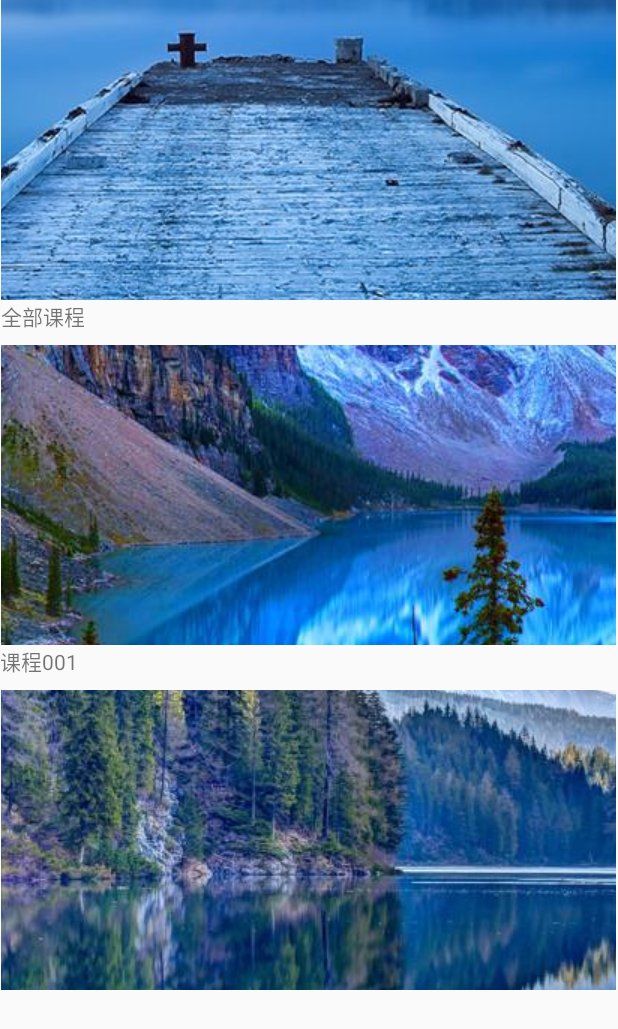
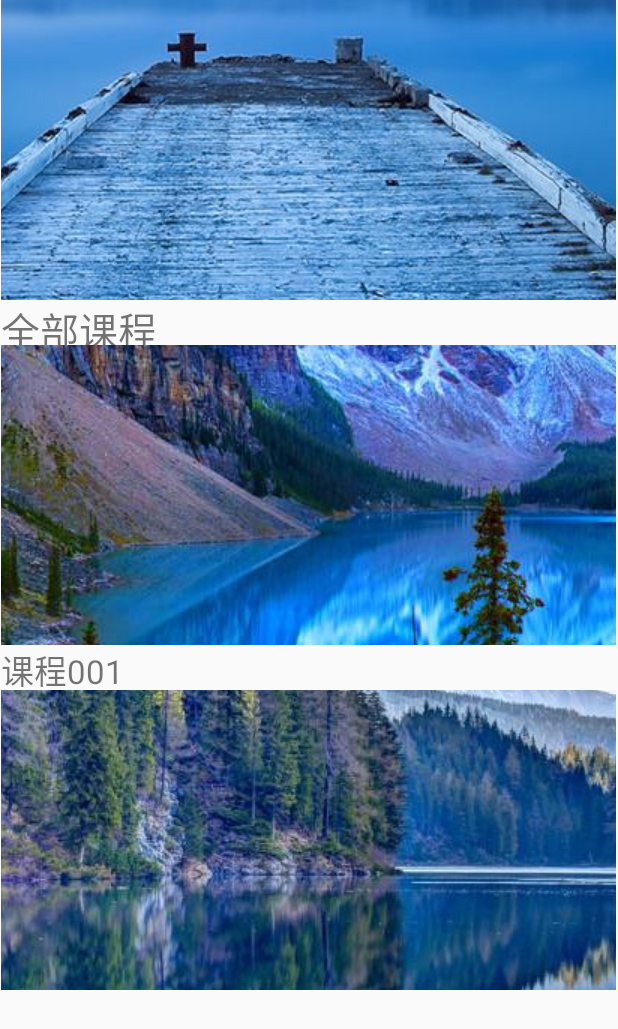
Before and after one commit to lovelinessmoe/Stydy_Android, an Android app: the layout discover_tab1_layout.xml on its own in the app's theme, with its tools: preview values and no code run, on a phone screen of 412 x 824 dp. Shown: the top 1029 px of the screen. Run offline under Robolectric (Android 15) with nearby library versions, the phone set to English and light mode, and no system bars.

Commit message:
discover bug

```diff
--- a/app/src/main/res/layout/discover_tab1_layout.xml
+++ b/app/src/main/res/layout/discover_tab1_layout.xml
@@ -6,40 +6,38 @@
     android:orientation="vertical">
 
     <ImageView
-
         android:layout_width="410dp"
         android:layout_height="200dp"
         android:layout_gravity="center"
         android:scaleType="center"
-        android:src="@drawable/fj1"></ImageView>
-
-    <TextView
-        android:layout_width="410dp"
-
-        android:layout_height="30dp"
-        android:layout_gravity="center"
-        android:text="全部课程"
-        ></TextView>
-
-    <ImageView
-        android:layout_width="410dp"
-
-        android:layout_height="200dp"
-        android:layout_gravity="center"
-        android:scaleType="center"
-        android:src="@drawable/fj2"></ImageView>
+        android:src="@drawable/fj1" />
 
     <TextView
         android:layout_width="410dp"
         android:layout_height="30dp"
-        android:text="课程001"></TextView>
+        android:layout_gravity="center"
+        android:textSize="26sp"
+        android:text="全部课程" />
 
     <ImageView
-        android:layout_gravity="center"
-
         android:layout_width="410dp"
         android:layout_height="200dp"
+        android:layout_gravity="center"
         android:scaleType="center"
-        android:src="@drawable/fj3"></ImageView>
+        android:src="@drawable/fj2" />
+
+    <TextView
+        android:layout_width="410dp"
+        android:layout_height="30dp"
+        android:layout_gravity="center"
+        android:textSize="22sp"
+        android:text="课程001" />
+
+    <ImageView
+        android:layout_width="410dp"
+        android:layout_height="200dp"
+        android:layout_gravity="center"
+        android:scaleType="center"
+        android:src="@drawable/fj3" />
 
 </LinearLayout>
```
Also changed, not shown: app/src/main/res/layout/discover_tab2_layout.xml (+10 -5 lines).
